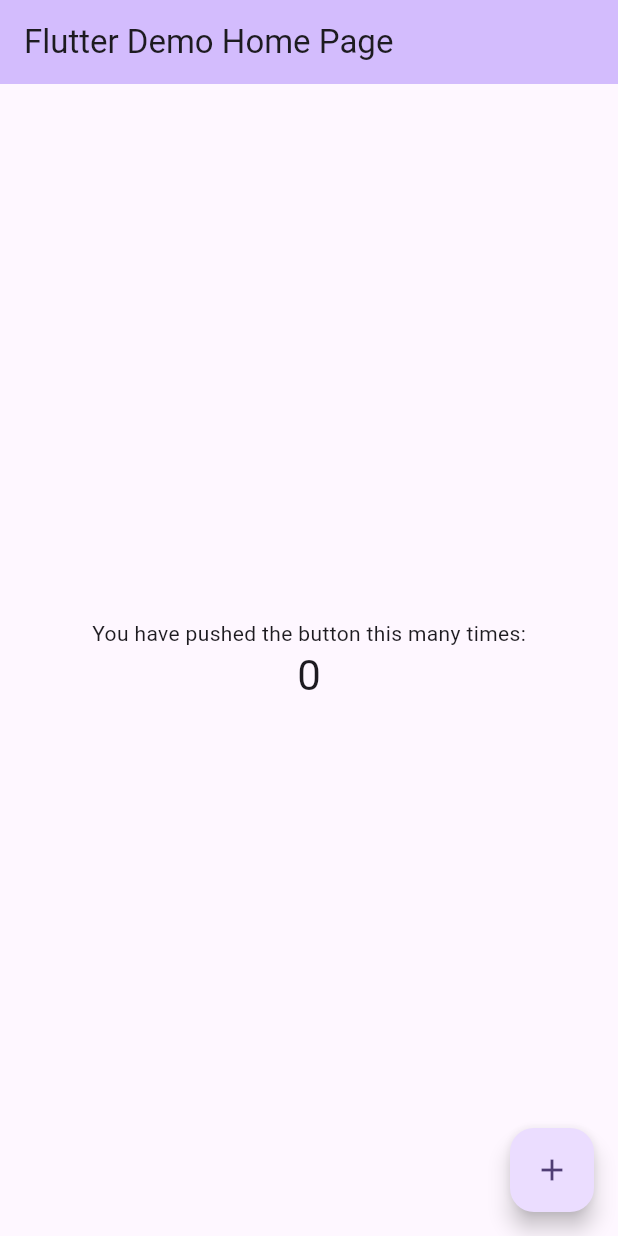
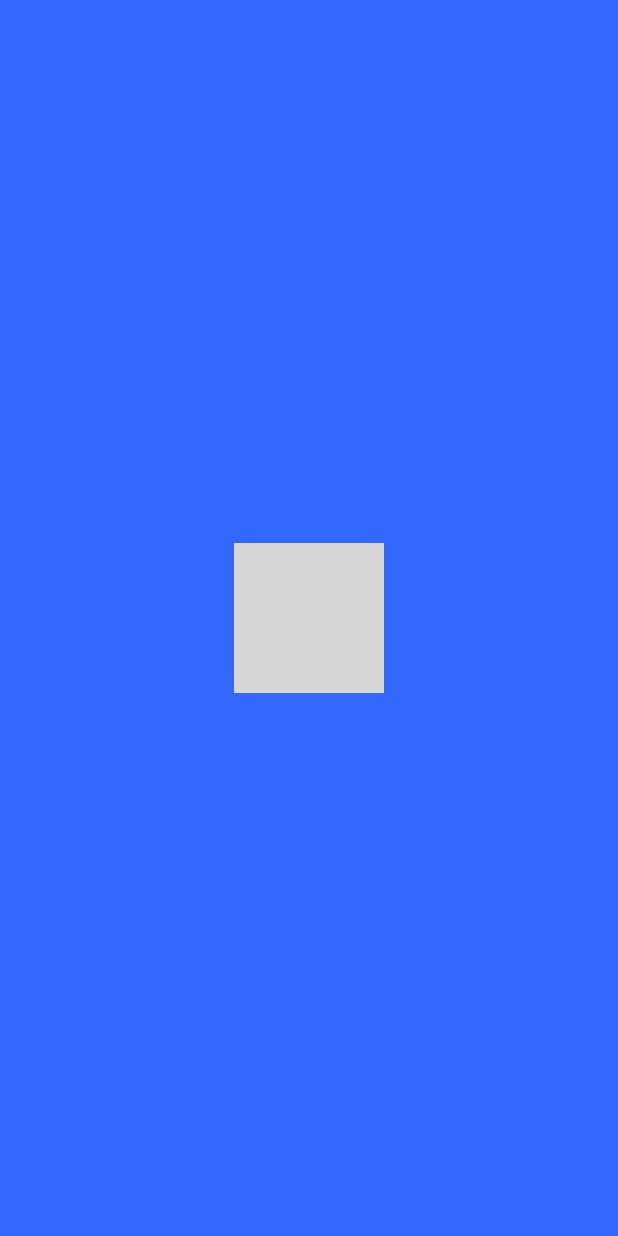
Before and after one commit to sameer261/chatbot_app, a Flutter app: the first screen one second after launch, on a phone screen of 412 x 824 dp. Run offline on Flutter 3.47's test engine with Material 3 defaults, Android fonts, the phone set to English and light mode, and no system bars; our stand-ins replace flutter_svg, get; grey boxes are pictures that could not be loaded.

Commit message:
splashscreen done

```diff
--- /dev/null
+++ b/lib/controller/splashscreen_controller.dart
@@ -0,0 +1,18 @@
+import 'dart:async';
+import 'package:chatbot_app/view/onboarding_screen.dart';
+import 'package:get/get.dart';
+
+class SplashController extends GetxController {
+  @override
+  void onInit() {
+    super.onInit();
+    startDelay();
+  }
+
+  void startDelay() {
+    Timer(const Duration(seconds: 3), () {
+      // Navigate to OnboardingScreen after 3 seconds
+      Get.off(() => OnboardingScreen());
+    });
+  }
+}
--- a/lib/main.dart
+++ b/lib/main.dart
@@ -1,4 +1,6 @@
+import 'package:chatbot_app/view/splashscreen.dart';
 import 'package:flutter/material.dart';
+import 'package:get/get_navigation/get_navigation.dart';
 
 void main() {
   runApp(const MyApp());
@@ -10,113 +12,9 @@ class MyApp extends StatelessWidget {
   // This widget is the root of your application.
   @override
   Widget build(BuildContext context) {
-    return MaterialApp(
-      title: 'Flutter Demo',
-      theme: ThemeData(
-        // This is the theme of your application.
-        //
-        // TRY THIS: Try running your application with "flutter run". You'll see
-        // the application has a purple toolbar. Then, without quitting the app,
-        // try changing the seedColor in the colorScheme below to Colors.green
-        // and then invoke "hot reload" (save your changes or press the "hot
-        // reload" button in a Flutter-supported IDE, or press "r" if you used
-        // the command line to start the app).
-        //
-        // Notice that the counter didn't reset back to zero; the application
-        // state is not lost during the reload. To reset the state, use hot
-        // restart instead.
-        //
-        // This works for code too, not just values: Most code changes can be
-        // tested with just a hot reload.
-        colorScheme: ColorScheme.fromSeed(seedColor: Colors.deepPurple),
-      ),
-      home: const MyHomePage(title: 'Flutter Demo Home Page'),
+    return GetMaterialApp(
+      home: Splashscreen(),
+      debugShowCheckedModeBanner: false,
     );
   }
 }
-
-class MyHomePage extends StatefulWidget {
-  const MyHomePage({super.key, required this.title});
-
-  // This widget is the home page of your application. It is stateful, meaning
-  // that it has a State object (defined below) that contains fields that affect
-  // how it looks.
-
-  // This class is the configuration for the state. It holds the values (in this
-  // case the title) provided by the parent (in this case the App widget) and
-  // used by the build method of the State. Fields in a Widget subclass are
-  // always marked "final".
-
-  final String title;
-
-  @override
-  State<MyHomePage> createState() => _MyHomePageState();
-}
-
-class _MyHomePageState extends State<MyHomePage> {
-  int _counter = 0;
-
-  void _incrementCounter() {
-    setState(() {
-      // This call to setState tells the Flutter framework that something has
-      // changed in this State, which causes it to rerun the build method below
-      // so that the display can reflect the updated values. If we changed
-      // _counter without calling setState(), then the build method would not be
-      // called again, and so nothing would appear to happen.
-      _counter++;
-    });
-  }
-
-  @override
-  Widget build(BuildContext context) {
-    // This method is rerun every time setState is called, for instance as done
-    // by the _incrementCounter method above.
-    //
-    // The Flutter framework has been optimized to make rerunning build methods
-    // fast, so that you can just rebuild anything that needs updating rather
-    // than having to individually change instances of widgets.
-    return Scaffold(
-      appBar: AppBar(
-        // TRY THIS: Try changing the color here to a specific color (to
-        // Colors.amber, perhaps?) and trigger a hot reload to see the AppBar
-        // change color while the other colors stay the same.
-        backgroundColor: Theme.of(context).colorScheme.inversePrimary,
-        // Here we take the value from the MyHomePage object that was created by
-        // the App.build method, and use it to set our appbar title.
-        title: Text(widget.title),
-      ),
-      body: Center(
-        // Center is a layout widget. It takes a single child and positions it
-        // in the middle of the parent.
-        child: Column(
-          // Column is also a layout widget. It takes a list of children and
-          // arranges them vertically. By default, it sizes itself to fit its
-          // children horizontally, and tries to be as tall as its parent.
-          //
-          // Column has various properties to control how it sizes itself and
-          // how it positions its children. Here we use mainAxisAlignment to
-          // center the children vertically; the main axis here is the vertical
-          // axis because Columns are vertical (the cross axis would be
-          // horizontal).
-          //
-          // TRY THIS: Invoke "debug painting" (choose the "Toggle Debug Paint"
-          // action in the IDE, or press "p" in the console), to see the
-          // wireframe for each widget.
-          mainAxisAlignment: MainAxisAlignment.center,
-          children: <Widget>[
-            const Text('You have pushed the button this many times:'),
-            Text(
-              '$_counter',
-              style: Theme.of(context).textTheme.headlineMedium,
-            ),
-          ],
-        ),
-      ),
-      floatingActionButton: FloatingActionButton(
-        onPressed: _incrementCounter,
-        tooltip: 'Increment',
-        child: const Icon(Icons.add),
-      ), // This trailing comma makes auto-formatting nicer for build methods.
-    );
-  }
-}
--- /dev/null
+++ b/lib/utils/colors.dart
@@ -0,0 +1,5 @@
+import 'package:flutter/material.dart';
+
+Color blue = Color(0xff3369FF);
+Color white = Color(0xffffffff);
+Color grey = Color(0xff757575);
--- /dev/null
+++ b/lib/view/onboarding_screen.dart
@@ -0,0 +1,10 @@
+import 'package:flutter/material.dart';
+
+class OnboardingScreen extends StatelessWidget {
+  const OnboardingScreen({super.key});
+
+  @override
+  Widget build(BuildContext context) {
+    return const Scaffold();
+  }
+}
--- /dev/null
+++ b/lib/view/splashscreen.dart
@@ -0,0 +1,28 @@
+import 'package:chatbot_app/controller/splashscreen_controller.dart';
+import 'package:chatbot_app/utils/colors.dart';
+import 'package:flutter/material.dart';
+import 'package:flutter_svg/flutter_svg.dart';
+import 'package:get/get.dart'; // Make sure GetX is imported
+
+class Splashscreen extends StatelessWidget {
+  const Splashscreen({super.key});
+
+  @override
+  Widget build(BuildContext context) {
+    // Bind the SplashController when the splash screen is loaded
+    Get.put(SplashController()); // Ensure the controller is available
+
+    return Scaffold(
+      backgroundColor: blue, // Set background color if needed
+      body: Center(
+        child: Center(
+          child: SvgPicture.asset(
+            'assets/images/ai.svg', // Replace with your image path
+            width: 100, // Image size
+            height: 100,
+          ),
+        ),
+      ),
+    );
+  }
+}
```
Also changed, not shown: pubspec.yaml (+4 -3 lines), assets/images/ai.svg (added), pubspec.lock.
